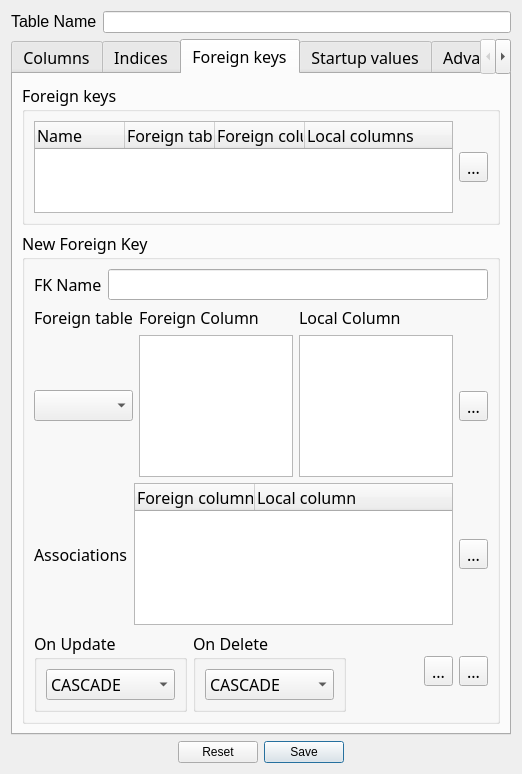
fritzone/ddm, file NewTableForm.ui: the form before one commit.
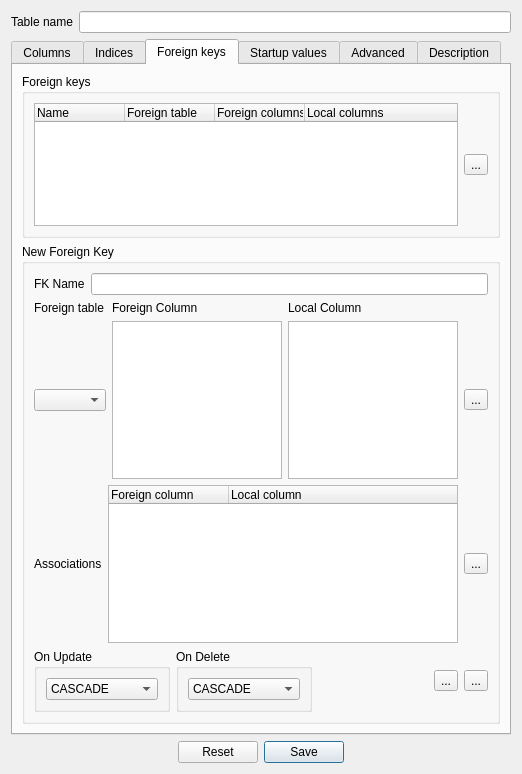
The form after the commit. Icons and pictures are not drawn.

Commit message: font changes in the UI, foreign key implementation

What changed in the file:
```diff
--- a/NewTableForm.ui
+++ b/NewTableForm.ui
@@ -19,14 +19,7 @@
      <item>
       <widget class="QLabel" name="label">
        <property name="text">
-        <string>&lt;!DOCTYPE HTML PUBLIC &quot;-//W3C//DTD HTML 4.0//EN&quot; &quot;http://www.w3.org/TR/REC-html40/strict.dtd&quot;&gt;
-&lt;html&gt;&lt;head&gt;&lt;meta name=&quot;qrichtext&quot; content=&quot;1&quot; /&gt;&lt;style type=&quot;text/css&quot;&gt;
-p, li { white-space: pre-wrap; }
-&lt;/style&gt;&lt;/head&gt;&lt;body style=&quot; font-family:'Sans'; font-size:10pt; font-weight:400; font-style:normal;&quot;&gt;
-&lt;table border=&quot;0&quot; style=&quot;-qt-table-type: root; margin-top:4px; margin-bottom:4px; margin-left:4px; margin-right:4px;&quot;&gt;
-&lt;tr&gt;
-&lt;td style=&quot;border: none;&quot;&gt;
-&lt;p style=&quot; margin-top:0px; margin-bottom:0px; margin-left:0px; margin-right:0px; -qt-block-indent:0; text-indent:0px;&quot;&gt;&lt;span style=&quot; font-family:'Sans Serif'; font-size:12pt;&quot;&gt;Table Name&lt;/span&gt;&lt;/p&gt;&lt;/td&gt;&lt;/tr&gt;&lt;/table&gt;&lt;/body&gt;&lt;/html&gt;</string>
+        <string>Table name</string>
        </property>
       </widget>
      </item>
@@ -37,12 +30,6 @@
    </item>
    <item>
     <widget class="QTabWidget" name="tabWidget">
-     <property name="font">
-      <font>
-       <family>Sans Serif</family>
-       <pointsize>12</pointsize>
-      </font>
-     </property>
      <property name="tabShape">
       <enum>QTabWidget::Rounded</enum>
      </property>
```
Left out of the diff: 41 changed lines with no effect on the pictures. The commit also changes 7 other files.
